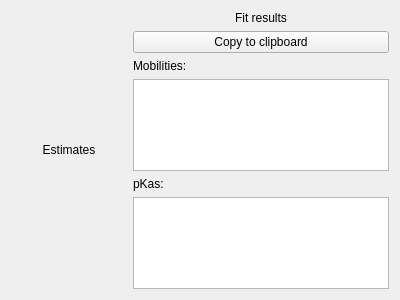
echmet/AnglerFish, file src/ui/analytedatawidget.ui: the form before one commit.
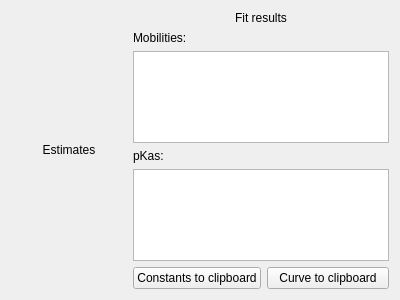
The form after the commit.

Commit message: Add option to export mobility curve to clipboard

```diff
--- a/src/ui/analytedatawidget.ui
+++ b/src/ui/analytedatawidget.ui
@@ -49,17 +49,6 @@
        </property>
       </widget>
      </item>
-     <item>
-      <layout class="QHBoxLayout" name="horizontalLayout_2">
-       <item>
-        <widget class="QPushButton" name="qpb_resultsToClipboard">
-         <property name="text">
-          <string>Copy to clipboard</string>
-         </property>
-        </widget>
-       </item>
-      </layout>
-     </item>
      <item>
       <widget class="QLabel" name="qp_fittedMobilities">
        <property name="text">
@@ -94,6 +83,36 @@
        </property>
       </widget>
      </item>
+     <item>
+      <layout class="QHBoxLayout" name="horizontalLayout_2">
+       <item>
+        <widget class="QPushButton" name="qpb_resultsToClipboard">
+         <property name="sizePolicy">
+          <sizepolicy hsizetype="Minimum" vsizetype="Fixed">
+           <horstretch>1</horstretch>
+           <verstretch>0</verstretch>
+          </sizepolicy>
+         </property>
+         <property name="text">
+          <string>Constants to clipboard</string>
+         </property>
+        </widget>
+       </item>
+       <item>
+        <widget class="QPushButton" name="qpb_curveToClipboard">
+         <property name="sizePolicy">
+          <sizepolicy hsizetype="Minimum" vsizetype="Fixed">
+           <horstretch>1</horstretch>
+           <verstretch>0</verstretch>
+          </sizepolicy>
+         </property>
+         <property name="text">
+          <string>Curve to clipboard</string>
+         </property>
+        </widget>
+       </item>
+      </layout>
+     </item>
     </layout>
    </item>
   </layout>
```
The commit also changes 4 other files.
